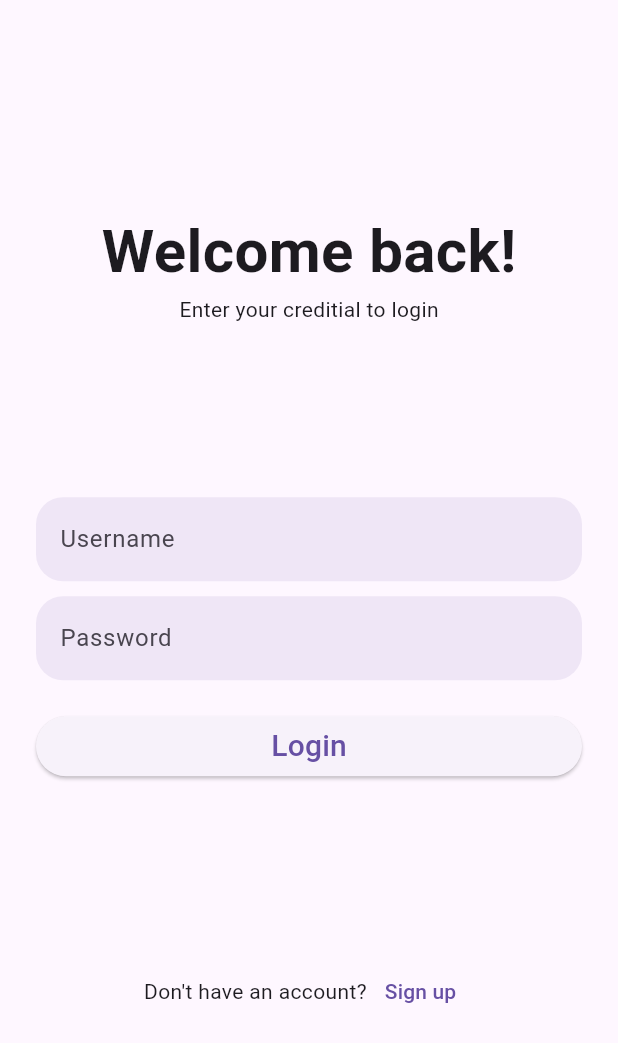
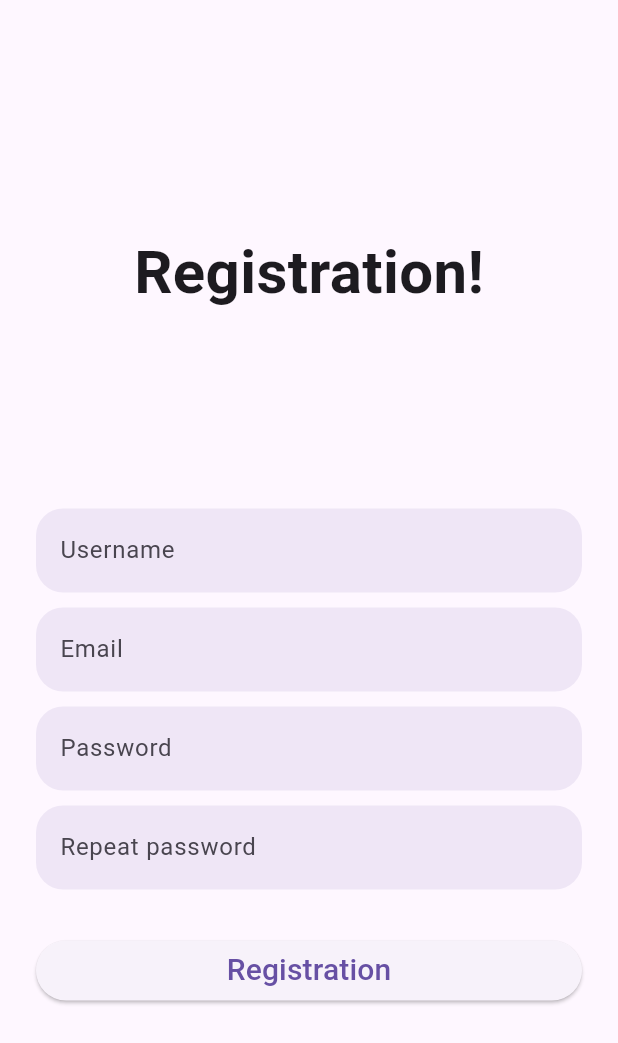
Before and after one commit to jottyVlad/vkusnolab, a Flutter app: the screen it shows after launch, after a tap on "Sign up", on a phone screen of 412 x 824 dp. Shown: the top 1043 px of the screen. Run offline on Flutter 3.47's test engine with Material 3 defaults, Android fonts, the phone set to English and light mode, and no system bars; our stand-ins replace shared_preferences; network calls fail.

Commit message:
Created registration widget, add registration logic

```diff
--- a/lib/auth_service.dart
+++ b/lib/auth_service.dart
@@ -24,6 +24,33 @@ class AuthService {
     }
     } catch (e) {
       print('login error: $e');
+      return false;
+    }
+  }
+
+  Future<bool> registration(String username, String email, String password, String secondPassword) async {
+    if (password != secondPassword) {
+      print('Passwords do not match');
+      return false;
+    }
+    try {
+      final response = await http.post(
+        Uri.parse('$baseUrl/v1/users/'),
+        headers: {'Content-Type': 'application/json'},
+        body: jsonEncode({'username': username, 'email': email, 'password': password}),
+      );
+
+      if (response.statusCode == 201) {
+        final data = jsonDecode(response.body);
+        final prefs = await SharedPreferences.getInstance();
+        await prefs.setString('access', data['access']);
+        await prefs.setString('refresh', data['refresh']);
+        return true;
+      } else {
+        return false;
+      }
+    } catch (e) {
+      print('registration error: $e');
       return false;
     }
   }
--- a/lib/login.dart
+++ b/lib/login.dart
@@ -1,6 +1,7 @@
 import 'package:flutter/material.dart';
 import 'auth_service.dart';
 import 'redirected_page.dart';
+import 'registration.dart';
 
 class LoginPage extends StatefulWidget {
   @override
@@ -113,7 +114,12 @@ class _LoginPageState extends State<LoginPage> {
       mainAxisAlignment: MainAxisAlignment.center,
       children: [
         Text('Don\'t have an account?'),
-        TextButton(onPressed: () {}, child: Text('Sign up'))
+        TextButton(onPressed: () {Navigator.push(
+            context,
+            MaterialPageRoute(builder: (context) {
+              return RegistrationPage();
+            })
+        );}, child: Text('Sign up'))
       ],
     );
   }
--- /dev/null
+++ b/lib/registration.dart
@@ -0,0 +1,137 @@
+import 'package:flutter/cupertino.dart';
+import 'package:flutter/material.dart';
+import 'redirected_page.dart';
+import 'auth_service.dart';
+
+class RegistrationPage extends StatefulWidget {
+  @override
+  _RegistrationPageState createState() => _RegistrationPageState();
+}
+
+class _RegistrationPageState extends State<RegistrationPage>{
+  final TextEditingController _usernameController = TextEditingController();
+  final TextEditingController _emailController = TextEditingController();
+  final TextEditingController _passwordController = TextEditingController();
+  final TextEditingController _second_passwordController = TextEditingController();
+  final AuthService _authService = AuthService();
+
+  void _registration() async {
+    bool success = await _authService.registration(
+        _usernameController.text,
+        _emailController.text,
+        _passwordController.text,
+        _second_passwordController.text
+    );
+
+    if (success) {
+      ScaffoldMessenger.of(context).showSnackBar(
+          SnackBar(content: Text('Registration successful!'))
+      );
+      Navigator.push(
+          context,
+          MaterialPageRoute(builder: (context) {
+            return RedirectedPage();
+          })
+      );
+    } else {
+      ScaffoldMessenger.of(context).showSnackBar(
+          SnackBar(content: Text('Passwords do not match or registration failed'))
+      );
+    }
+  }
+
+
+  @override
+  Widget build(BuildContext context) {
+    return SafeArea(
+      child: Scaffold(
+        body: Container(
+          margin: EdgeInsets.all(24),
+          child: Column(
+            mainAxisAlignment: MainAxisAlignment.spaceEvenly,
+            children: [
+              _header(context),
+              _inputField(context),
+            ],
+          ),
+        ),
+      ),
+    );
+  }
+
+  _header(context) {
+    return Column(
+      children: [
+        Text(
+          'Registration!',
+          style: TextStyle(fontSize: 40, fontWeight: FontWeight.bold),
+        ),
+      ],
+    );
+  }
+
+  _inputField(context) {
+    return Column(
+      crossAxisAlignment: CrossAxisAlignment.stretch,
+      children: [
+        TextField(
+            controller: _usernameController,
+            decoration: InputDecoration(
+                hintText: 'Username',
+                border: OutlineInputBorder(
+                    borderRadius: BorderRadius.circular(18),
+                    borderSide: BorderSide.none),
+                fillColor: Theme.of(context).primaryColor.withValues(alpha: 0.1),
+                filled: true
+            )
+        ),
+        SizedBox(height: 10),
+        TextField(
+            controller: _emailController,
+            decoration: InputDecoration(
+                hintText: 'Email',
+                border: OutlineInputBorder(
+                    borderRadius: BorderRadius.circular(18),
+                    borderSide: BorderSide.none),
+                fillColor: Theme.of(context).primaryColor.withValues(alpha: 0.1),
+                filled: true
+            )
+        ),
+        SizedBox(height: 10),
+        TextField(
+          controller: _passwordController,
+          decoration: InputDecoration(
+              hintText: 'Password',
+              border: OutlineInputBorder(
+                  borderRadius: BorderRadius.circular(18),
+                  borderSide: BorderSide.none),
+              fillColor: Theme.of(context).primaryColor.withValues(alpha: 0.1),
+              filled: true
+          ),
+          obscureText: true,
+        ),
+        SizedBox(height: 10),
+        TextField(
+          controller: _second_passwordController,
+          decoration: InputDecoration(
+              hintText: 'Repeat password',
+              border: OutlineInputBorder(
+                  borderRadius: BorderRadius.circular(18),
+                  borderSide: BorderSide.none),
+              fillColor: Theme.of(context).primaryColor.withValues(alpha: 0.1),
+              filled: true
+          ),
+          obscureText: true,
+        ),
+        SizedBox(height: 30),
+        ElevatedButton(
+          onPressed: _registration,
+          child: Text(
+            'Registration',
+            style: TextStyle(fontSize: 20),
+          ),
+        )
+      ],
+    );
+  }
+}
```
